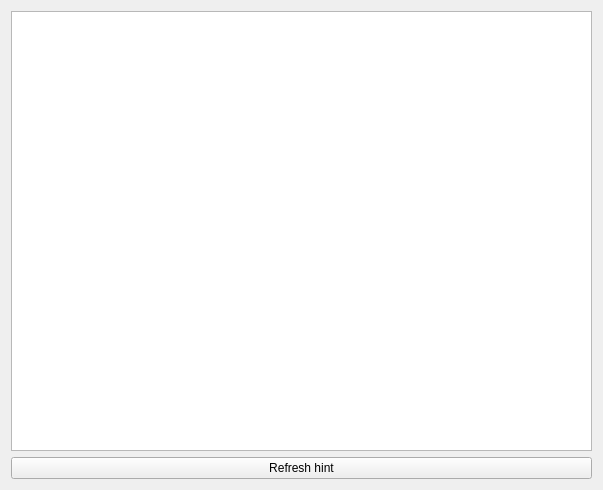
Before: the Qt Designer form ui/hintwindow.ui in fkjslee/Fragment, drawn with Qt 5.
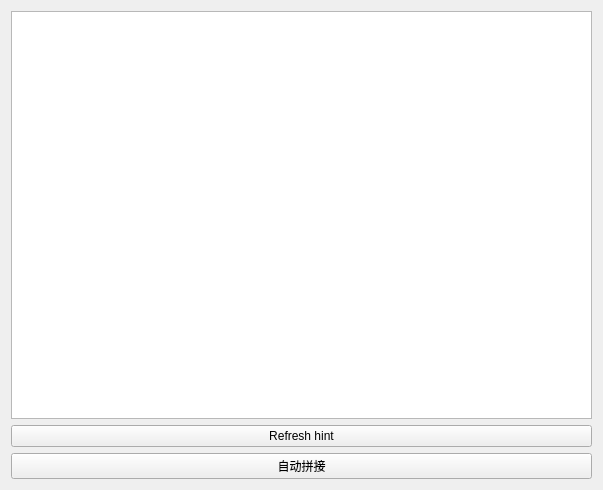
After: the same form once the commit is applied.

```diff
--- a/ui/hintwindow.ui
+++ b/ui/hintwindow.ui
@@ -27,6 +27,13 @@
      </property>
     </widget>
    </item>
+   <item>
+    <widget class="QPushButton" name="btnAutoJoint">
+     <property name="text">
+      <string>自动拼接</string>
+     </property>
+    </widget>
+   </item>
   </layout>
  </widget>
  <resources/>
```
